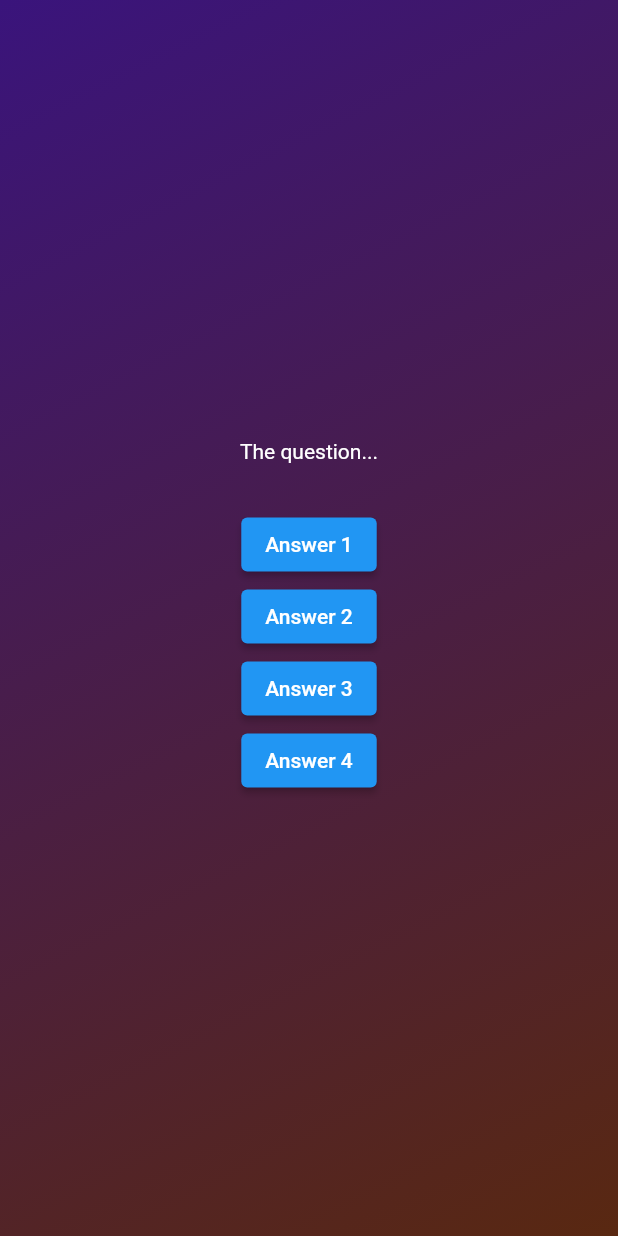
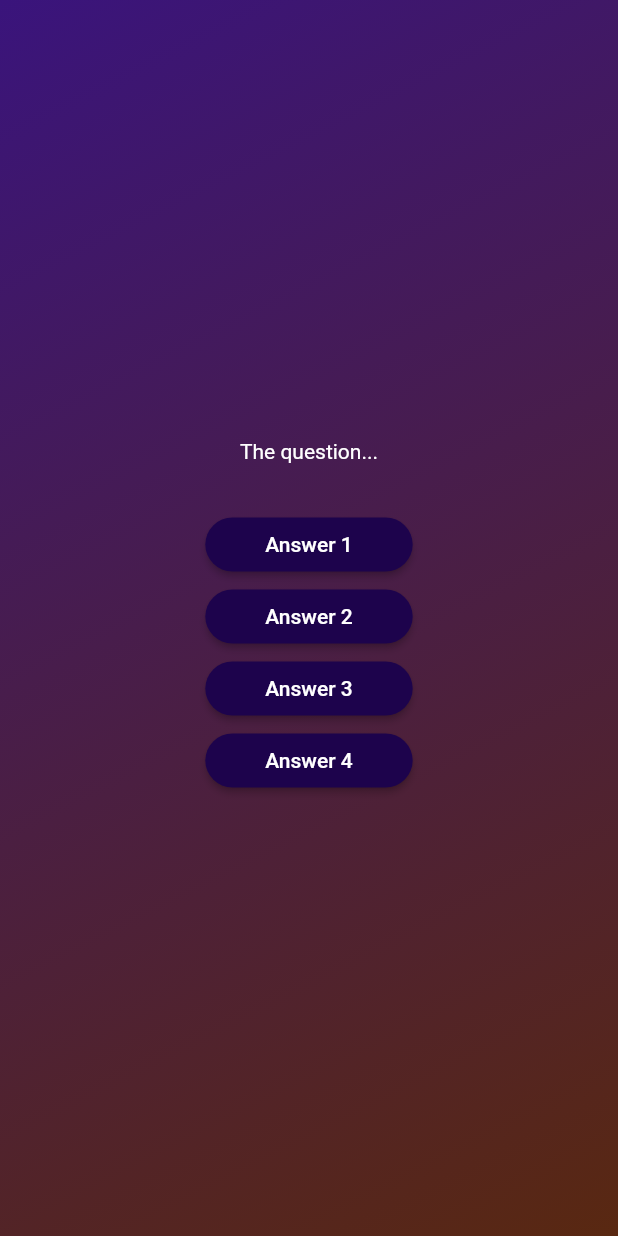
Before and after one commit to ben2002chou/Quiz_app, a Flutter app: the screen it shows after launch, after a tap on "Start Quiz", on a phone screen of 412 x 824 dp. Run offline on Flutter 3.47's test engine with Material 2 defaults, Android fonts, the phone set to English and light mode, and no system bars.

Commit message:
style buttons. give radius and padding

```diff
--- a/lib/answer_button.dart
+++ b/lib/answer_button.dart
@@ -10,6 +10,14 @@ class AnswerButton extends StatelessWidget {
   Widget build(BuildContext context) {
     return ElevatedButton(
       onPressed: () {},
+      style: ElevatedButton.styleFrom(
+        padding: const EdgeInsets.symmetric(vertical: 10, horizontal: 40),
+        backgroundColor: const Color.fromARGB(255, 29, 3, 76),
+        foregroundColor: Colors.white,
+        shape: RoundedRectangleBorder(
+          borderRadius: BorderRadius.circular(40),
+        ),
+      ),
       child: Text(answerText),
     );
   }
```
